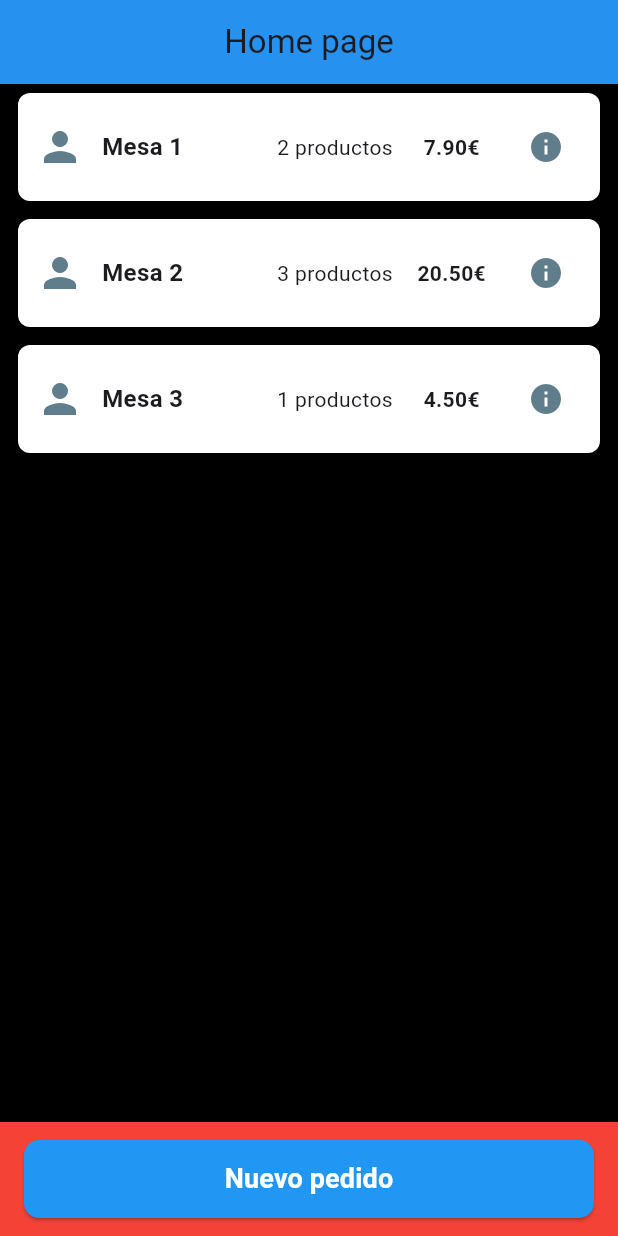
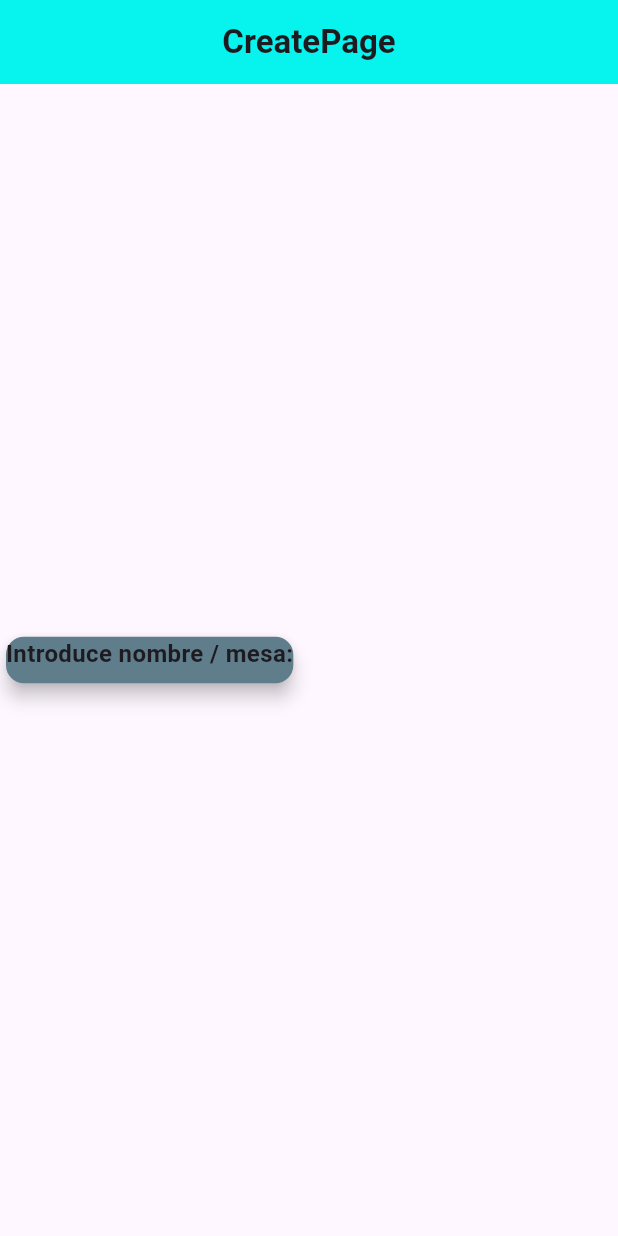
Before and after one commit to Foompe/AccesibilidadFlutter, a Flutter app: the screen it shows after launch, on a phone screen of 412 x 824 dp. Run offline on Flutter 3.47's test engine with Material 3 defaults, Android fonts, the phone set to English and light mode, and no system bars.

Commit message:
Creadas dos vistas Pendiente: quitar vista anterior implementar

```diff
--- a/lib/main.dart
+++ b/lib/main.dart
@@ -1,4 +1,6 @@
 import 'package:flutter/material.dart';
+import 'package:t4_1_navegacion/views/CreatePage.dart';
+import 'package:t4_1_navegacion/views/DetallesPage.dart';
 import 'package:t4_1_navegacion/views/HomePage.dart';
 
 void main() {
@@ -10,6 +12,6 @@ class MyApp extends StatelessWidget {
 
   @override
   Widget build(BuildContext context) {
-    return MaterialApp(home: HomePage());
+    return MaterialApp(home: Createpage());
   }
 }
--- /dev/null
+++ b/lib/views/CreatePage.dart
@@ -0,0 +1,46 @@
+import 'package:flutter/material.dart';
+
+class Createpage extends StatelessWidget {
+  const Createpage({super.key});
+
+  @override
+  Widget build(BuildContext context) {
+    return Scaffold(
+      appBar: AppBar(
+        backgroundColor: const Color.fromARGB(255, 0, 255, 242),
+        centerTitle: true,
+        title: Text(
+          "CreatePage",
+          style: TextStyle(fontWeight: FontWeight.bold),
+        ),
+        elevation: 2,
+      ),
+
+      body: SafeArea(
+        child: Column(
+          crossAxisAlignment: CrossAxisAlignment.center,
+          mainAxisAlignment: MainAxisAlignment.center,
+          children: [
+            Card(
+              color: Colors.blueGrey,
+              shadowColor: Colors.black,
+              elevation: 5,
+
+              //Todo: Centrar y agragar padding
+              child: Column(
+                children: [
+                  Text(
+                    "Introduce nombre / mesa:",
+                    style: TextStyle(fontSize: 16, fontWeight: FontWeight.bold),
+                    textAlign: TextAlign.center,
+                  ),
+                  const SizedBox(height: 8),
+                ],
+              ),
+            ),
+          ],
+        ),
+      ),
+    );
+  }
+}
--- a/lib/views/HomePage.dart
+++ b/lib/views/HomePage.dart
@@ -76,9 +76,9 @@ class _HomePageState extends State<HomePage> {
             style: ElevatedButton.styleFrom(
               backgroundColor: Colors.blue,
               foregroundColor: Colors.white,
-              minimumSize: const Size.fromHeight(52),
+              minimumSize: const Size.fromHeight(50),
               shape: RoundedRectangleBorder(
-                borderRadius: BorderRadius.circular(10),
+                borderRadius: BorderRadius.circular(8),
               ),
             ),
             child: const Text(
```
Also changed, not shown: lib/views/CreacionPage.dart (+20 -20 lines), lib/views/DetallesPage.dart (added, +90 -0 lines), lib/views/ProductosPage.dart (+20 -20 lines).
